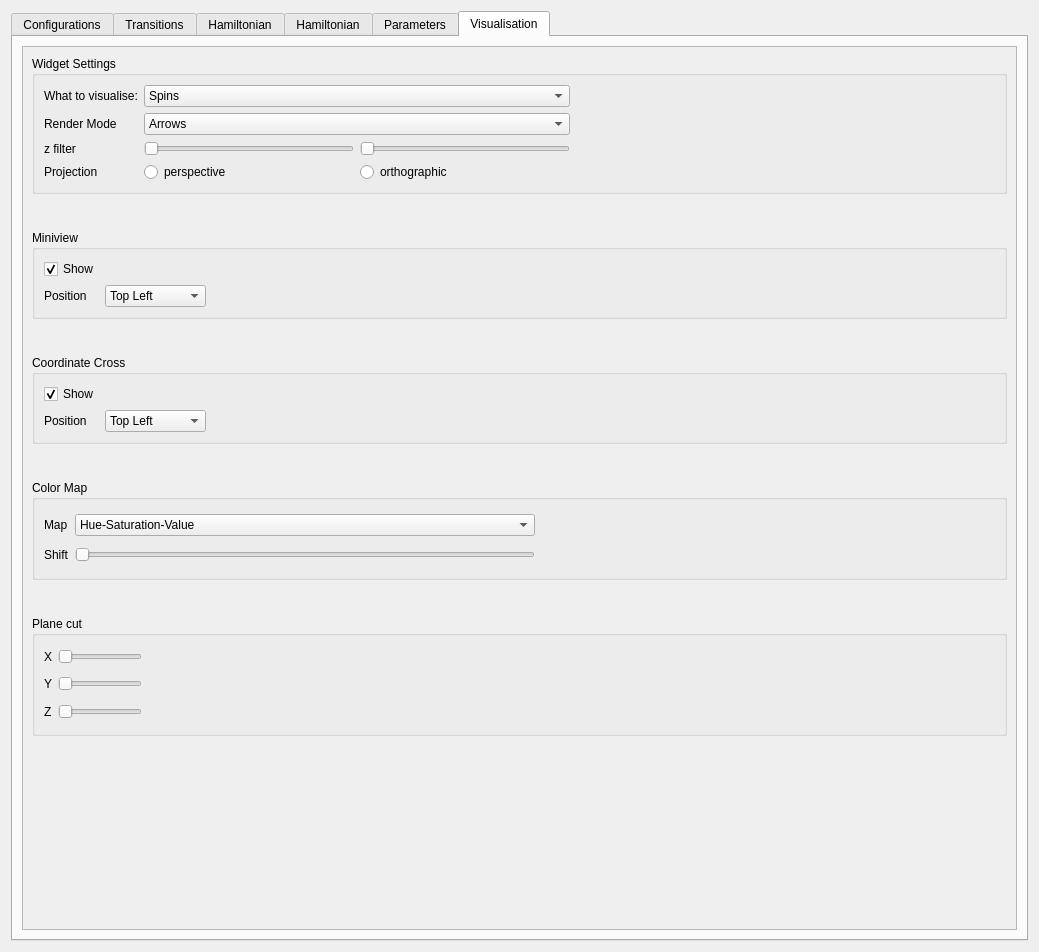
Old version of the form ui-qt/ui/SettingsWidget.ui in the repository spirit-code/spirit.
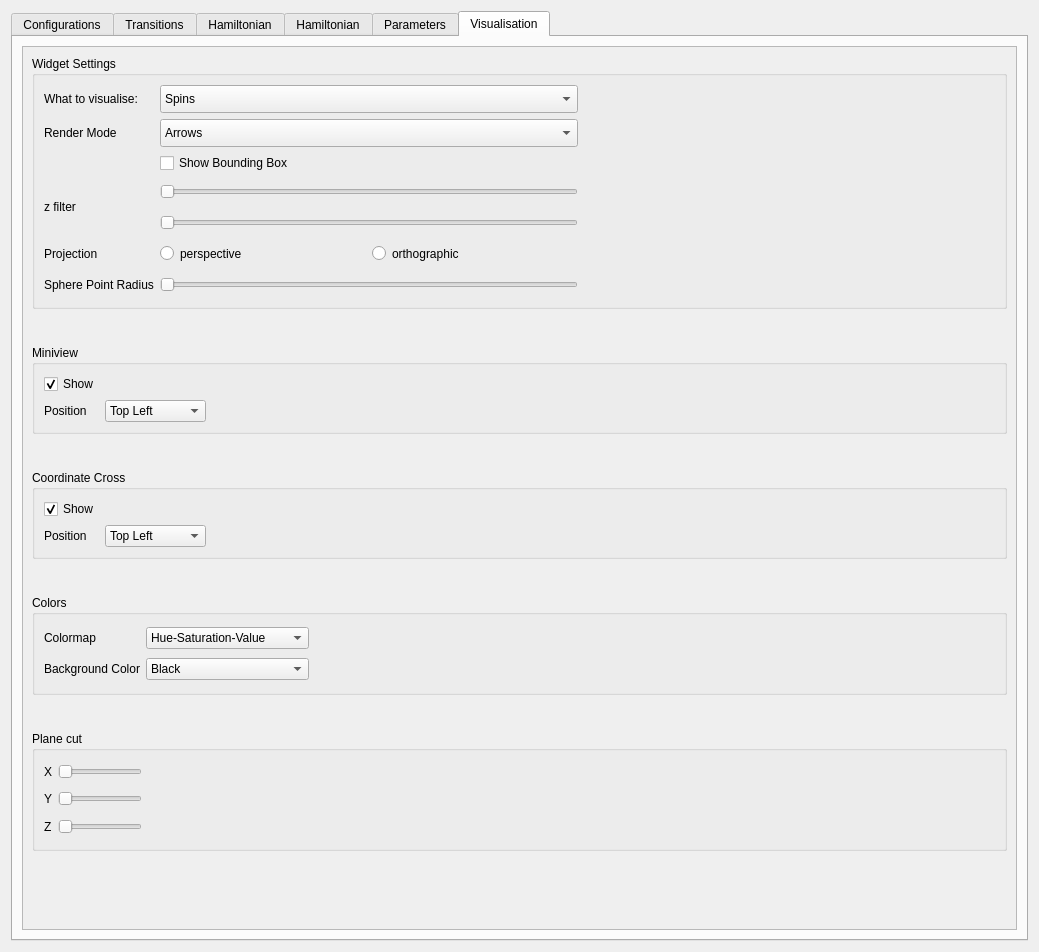
New version of the form. The open tabs and pages were chosen to show the change.

Commit message: Added more settings to SettingsWidget

Patch:
```diff
--- a/ui-qt/ui/SettingsWidget.ui
+++ b/ui-qt/ui/SettingsWidget.ui
@@ -2890,7 +2890,7 @@
                 </property>
                </spacer>
               </item>
-              <item row="2" column="0">
+              <item row="3" column="0">
                <widget class="QLabel" name="label_36">
                 <property name="text">
                  <string>z filter</string>
@@ -2899,6 +2899,12 @@
               </item>
               <item row="1" column="5">
                <widget class="QComboBox" name="comboBox_visualizationMode">
+                <property name="minimumSize">
+                 <size>
+                  <width>0</width>
+                  <height>28</height>
+                 </size>
+                </property>
                 <item>
                  <property name="text">
                   <string>Arrows</string>
@@ -2925,6 +2931,12 @@
               </item>
               <item row="0" column="5">
                <widget class="QComboBox" name="comboBox_VisualisationSource">
+                <property name="minimumSize">
+                 <size>
+                  <width>0</width>
+                  <height>28</height>
+                 </size>
+                </property>
                 <property name="currentText">
                  <string>Spins</string>
                 </property>
@@ -2952,17 +2964,29 @@
                 </property>
                </widget>
               </item>
-              <item row="2" column="5">
+              <item row="3" column="5">
                <layout class="QGridLayout" name="gridLayout_51">
                 <item row="0" column="0">
                  <widget class="QSlider" name="horizontalSlider_zRangeMin">
+                  <property name="minimumSize">
+                   <size>
+                    <width>0</width>
+                    <height>25</height>
+                   </size>
+                  </property>
                   <property name="orientation">
                    <enum>Qt::Horizontal</enum>
                   </property>
                  </widget>
                 </item>
-                <item row="0" column="1">
+                <item row="1" column="0">
                  <widget class="QSlider" name="horizontalSlider_zRangeMax">
+                  <property name="minimumSize">
+                   <size>
+                    <width>0</width>
+                    <height>25</height>
+                   </size>
+                  </property>
                   <property name="orientation">
                    <enum>Qt::Horizontal</enum>
                   </property>
@@ -2970,10 +2994,16 @@
                 </item>
                </layout>
               </item>
-              <item row="3" column="5">
+              <item row="4" column="5">
                <layout class="QHBoxLayout" name="horizontalLayout">
                 <item>
                  <widget class="QRadioButton" name="radioButton_perspectiveProjection">
+                  <property name="minimumSize">
+                   <size>
+                    <width>0</width>
+                    <height>25</height>
+                   </size>
+                  </property>
                   <property name="text">
                    <string>perspective</string>
                   </property>
@@ -2981,6 +3011,12 @@
                 </item>
                 <item>
                  <widget class="QRadioButton" name="radioButton_orthographicProjection">
+                  <property name="minimumSize">
+                   <size>
+                    <width>0</width>
+                    <height>25</height>
+                   </size>
+                  </property>
                   <property name="text">
                    <string>orthographic</string>
                   </property>
@@ -2988,13 +3024,40 @@
                 </item>
                </layout>
               </item>
-              <item row="3" column="0">
+              <item row="4" column="0">
                <widget class="QLabel" name="label_46">
                 <property name="text">
                  <string>Projection</string>
                 </property>
                </widget>
               </item>
+              <item row="5" column="5">
+               <widget class="QSlider" name="horizontalSlider_spherePointSize">
+                <property name="minimumSize">
+                 <size>
+                  <width>0</width>
+                  <height>25</height>
+                 </size>
+                </property>
+                <property name="orientation">
+                 <enum>Qt::Horizontal</enum>
+                </property>
+               </widget>
+              </item>
+              <item row="5" column="0">
+               <widget class="QLabel" name="label_47">
+                <property name="text">
+                 <string>Sphere Point Radius</string>
+                </property>
+               </widget>
+              </item>
+              <item row="2" column="5">
+               <widget class="QCheckBox" name="checkBox_showBoundingBox">
+                <property name="text">
+                 <string>Show Bounding Box</string>
+                </property>
+               </widget>
+              </item>
              </layout>
             </widget>
            </item>
@@ -3181,20 +3244,13 @@
               </size>
              </property>
              <property name="title">
-              <string>Color Map</string>
+              <string>Colors</string>
              </property>
              <layout class="QGridLayout" name="gridLayout_52">
               <item row="0" column="0">
                <widget class="QLabel" name="label_37">
                 <property name="text">
-                 <string>Map</string>
-                </property>
-               </widget>
-              </item>
-              <item row="1" column="0">
-               <widget class="QLabel" name="label_38">
-                <property name="text">
-                 <string>Shift</string>
+                 <string>Colormap</string>
                 </property>
                </widget>
               </item>
@@ -3211,13 +3267,6 @@
                 </property>
                </spacer>
               </item>
-              <item row="1" column="1">
-               <widget class="QSlider" name="horizontalSlider_6">
-                <property name="orientation">
-                 <enum>Qt::Horizontal</enum>
-                </property>
-               </widget>
-              </item>
               <item row="0" column="1">
                <widget class="QComboBox" name="comboBox_colormap">
                 <item>
@@ -3232,6 +3281,32 @@
                 </item>
                </widget>
               </item>
+              <item row="1" column="0">
+               <widget class="QLabel" name="label_38">
+                <property name="text">
+                 <string>Background Color</string>
+                </property>
+               </widget>
+              </item>
+              <item row="1" column="1">
+               <widget class="QComboBox" name="comboBox_backgroundColor">
+                <item>
+                 <property name="text">
+                  <string>Black</string>
+                 </property>
+                </item>
+                <item>
+                 <property name="text">
+                  <string>Gray</string>
+                 </property>
+                </item>
+                <item>
+                 <property name="text">
+                  <string>White</string>
+                 </property>
+                </item>
+               </widget>
+              </item>
              </layout>
             </widget>
            </item>
```
The commit also changes 10 other files.
